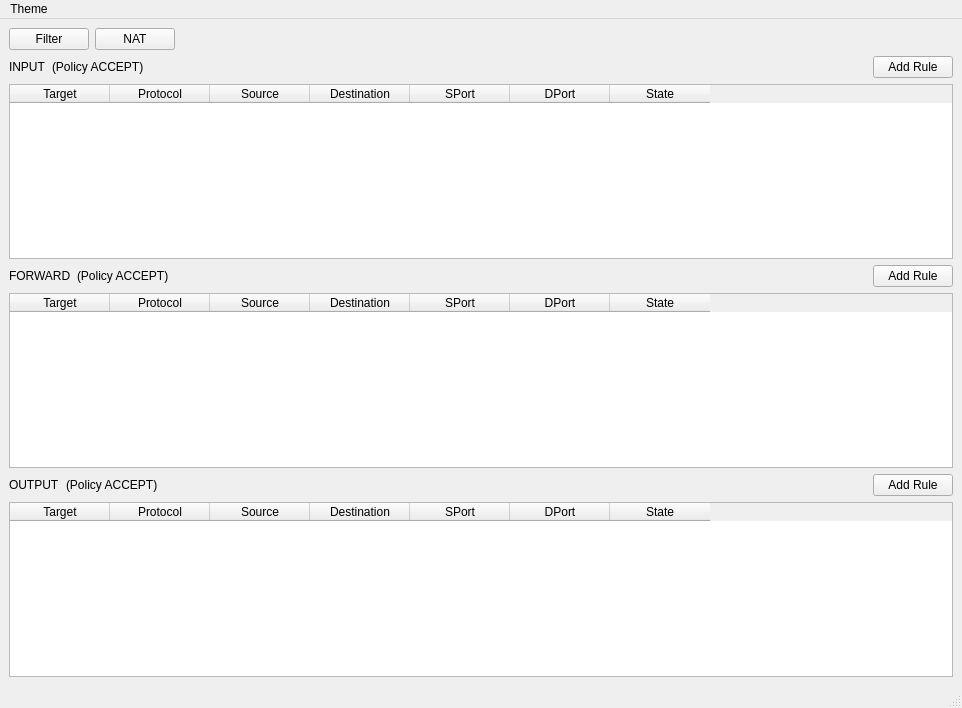
The window that UIFiles/fortify.ui (GavinGD/Fortify) describes before a commit, drawn with Qt 5.
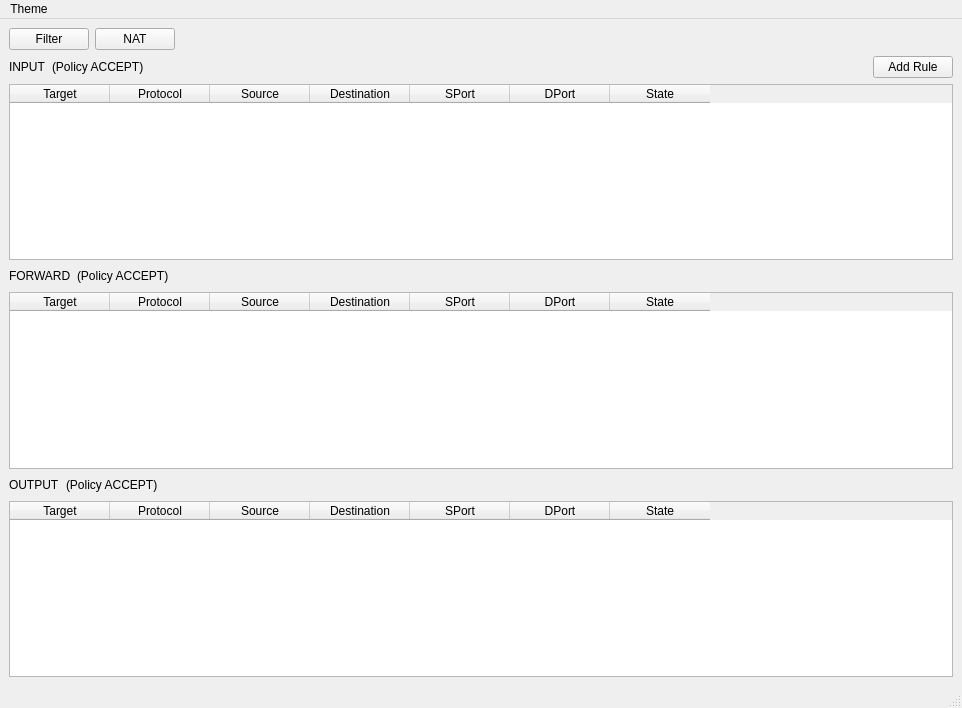
The same window after the commit.

Commit message:
Removed FORWARD and OUTPUT add rule buttons
Added Popup.py example for creating a popup window

What changed in the file:
```diff
--- a/UIFiles/fortify.ui
+++ b/UIFiles/fortify.ui
@@ -181,13 +181,6 @@
             </property>
            </spacer>
           </item>
-          <item>
-           <widget class="QPushButton" name="forwardAddBtn">
-            <property name="text">
-             <string>Add Rule</string>
-            </property>
-           </widget>
-          </item>
          </layout>
         </item>
         <item>
@@ -265,13 +258,6 @@
             </property>
            </spacer>
           </item>
-          <item>
-           <widget class="QPushButton" name="outputAddBtn">
-            <property name="text">
-             <string>Add Rule</string>
-            </property>
-           </widget>
-          </item>
          </layout>
         </item>
         <item>
```
Left out of the diff: 2 changed lines with no effect on the pictures. The commit also changes 3 other files.
